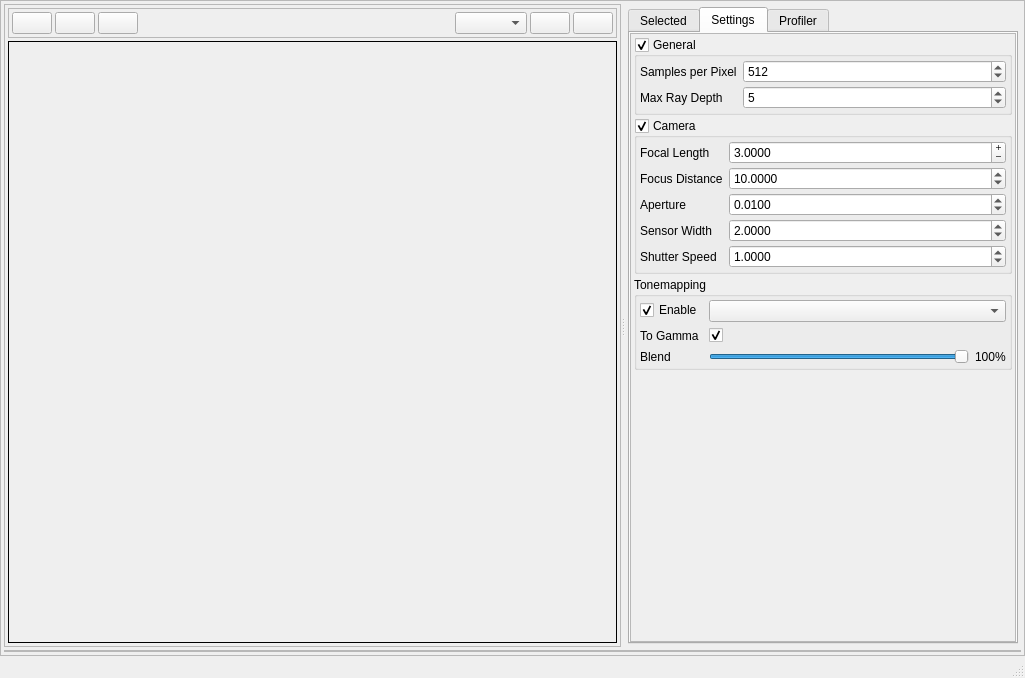
ZacharyBork/NectarRender, file nectar_render/gui/resource/mainwidget.ui: the form before one commit.
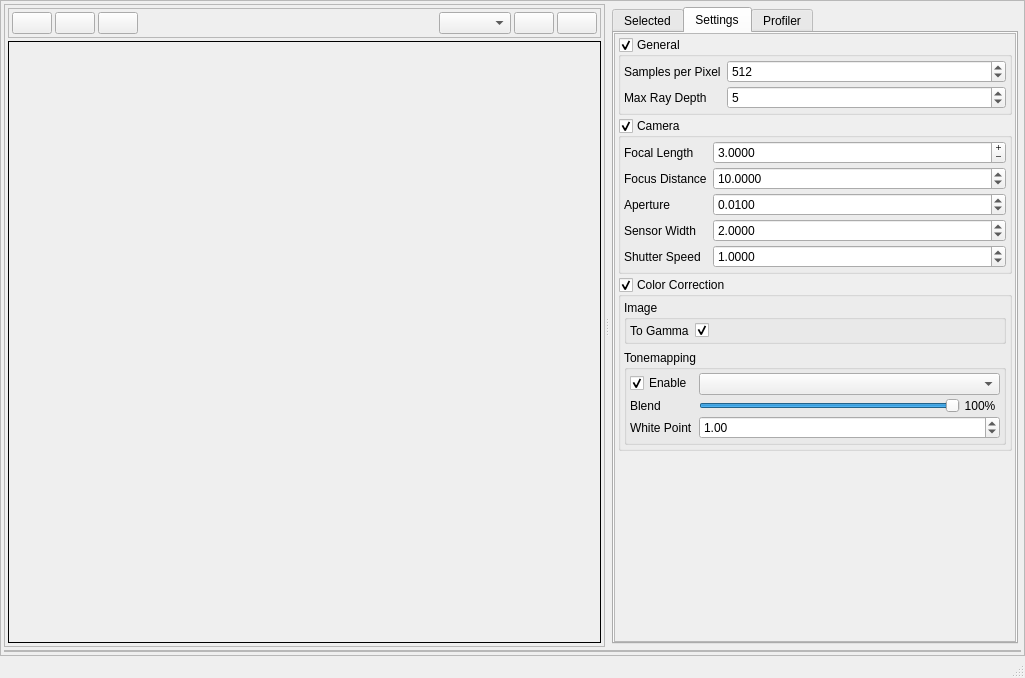
The form after the commit.

Patch:
```diff
--- a/nectar_render/gui/resource/mainwidget.ui
+++ b/nectar_render/gui/resource/mainwidget.ui
@@ -638,9 +638,80 @@
                    <item>
                     <widget class="QGroupBox" name="tonemapping_settings">
                      <property name="title">
-                      <string>Tonemapping</string>
+                      <string>Color Correction</string>
+                     </property>
+                     <property name="checkable">
+                      <bool>true</bool>
+                     </property>
+                     <layout class="QVBoxLayout" name="verticalLayout_14">
+                      <property name="leftMargin">
+                       <number>3</number>
+                      </property>
+                      <property name="topMargin">
+                       <number>3</number>
+                      </property>
+                      <property name="rightMargin">
+                       <number>3</number>
+                      </property>
+                      <property name="bottomMargin">
+                       <number>3</number>
+                      </property>
+                      <item>
+                       <widget class="QGroupBox" name="groupBox_2">
+                        <property name="title">
+                         <string>Image</string>
+                        </property>
+                        <property name="flat">
+                         <bool>true</bool>
                      </property>
                      <layout class="QFormLayout" name="formLayout_5">
+                         <property name="verticalSpacing">
+                          <number>3</number>
+                         </property>
+                         <property name="leftMargin">
+                          <number>3</number>
+                         </property>
+                         <property name="topMargin">
+                          <number>3</number>
+                         </property>
+                         <property name="rightMargin">
+                          <number>3</number>
+                         </property>
+                         <property name="bottomMargin">
+                          <number>3</number>
+                         </property>
+                         <item row="0" column="0">
+                          <widget class="QLabel" name="label_14">
+                           <property name="text">
+                            <string>To Gamma</string>
+                           </property>
+                          </widget>
+                         </item>
+                         <item row="0" column="1">
+                          <widget class="QCheckBox" name="linear_to_gamma">
+                           <property name="text">
+                            <string/>
+                           </property>
+                           <property name="checked">
+                            <bool>true</bool>
+                           </property>
+                          </widget>
+                         </item>
+                        </layout>
+                       </widget>
+                      </item>
+                      <item>
+                       <widget class="QGroupBox" name="groupBox_3">
+                        <property name="title">
+                         <string>Tonemapping</string>
+                        </property>
+                        <property name="flat">
+                         <bool>true</bool>
+                        </property>
+                        <layout class="QFormLayout" name="formLayout_6">
+                         <property name="verticalSpacing">
+                          <number>3</number>
+                         </property>
                       <property name="leftMargin">
                        <number>3</number>
                       </property>
@@ -670,14 +741,14 @@
                         </property>
                        </widget>
                       </item>
-                      <item row="2" column="0">
+                         <item row="1" column="0">
                        <widget class="QLabel" name="label_12">
                         <property name="text">
                          <string>Blend</string>
                         </property>
                        </widget>
                       </item>
-                      <item row="2" column="1">
+                         <item row="1" column="1">
                        <layout class="QHBoxLayout" name="horizontalLayout">
                         <item>
                          <widget class="QSlider" name="tonemap_alpha">
@@ -694,28 +765,46 @@
                         </item>
                         <item>
                          <widget class="QLabel" name="tonemap_blend_percent">
+                             <property name="sizePolicy">
+                              <sizepolicy hsizetype="Fixed" vsizetype="Preferred">
+                               <horstretch>0</horstretch>
+                               <verstretch>0</verstretch>
+                              </sizepolicy>
+                             </property>
+                             <property name="minimumSize">
+                              <size>
+                               <width>40</width>
+                               <height>0</height>
+                              </size>
+                             </property>
                           <property name="text">
                            <string>100%</string>
                           </property>
+                             <property name="alignment">
+                              <set>Qt::AlignCenter</set>
+                             </property>
                          </widget>
                         </item>
                        </layout>
                       </item>
-                      <item row="1" column="0">
-                       <widget class="QLabel" name="label_14">
+                         <item row="2" column="0">
+                          <widget class="QLabel" name="label_15">
                         <property name="text">
-                         <string>To Gamma</string>
+                            <string>White Point</string>
                         </property>
                        </widget>
                       </item>
-                      <item row="1" column="1">
-                       <widget class="QCheckBox" name="linear_to_gamma">
-                        <property name="text">
-                         <string/>
-                        </property>
-                        <property name="checked">
-                         <bool>true</bool>
-                        </property>
+                         <item row="2" column="1">
+                          <widget class="QDoubleSpinBox" name="tonemap_white_point">
+                           <property name="singleStep">
+                            <double>0.200000000000000</double>
+                           </property>
+                           <property name="value">
+                            <double>1.000000000000000</double>
+                           </property>
+                          </widget>
+                         </item>
+                        </layout>
                        </widget>
                       </item>
                      </layout>
```
Left out of the diff: 2 changed lines with no effect on the pictures. Lines whose indentation alone changed are shown as unchanged.
